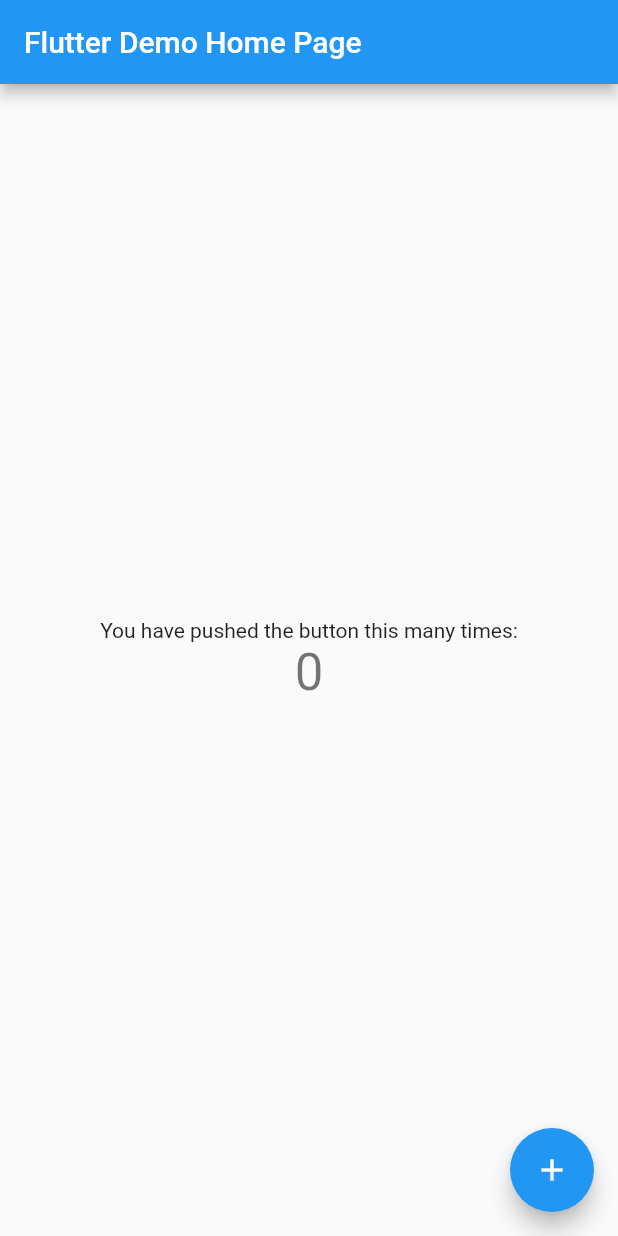
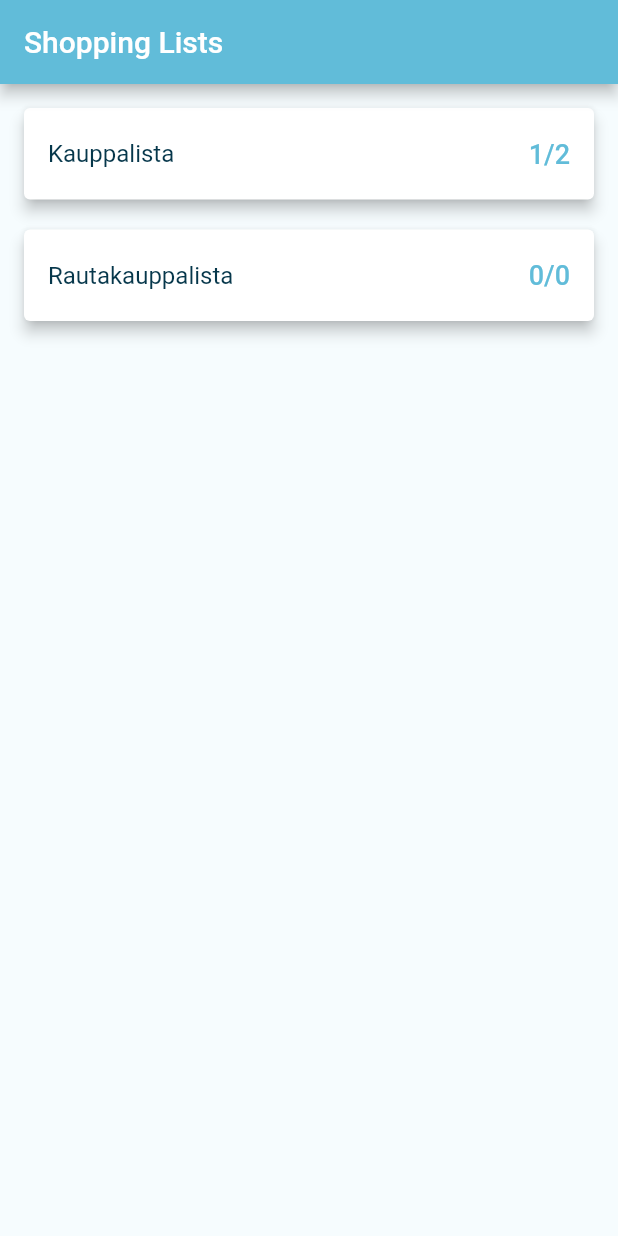
Before and after one commit to mikitane/shopping_lists_app, a Flutter app: the screen it shows after launch, on a phone screen of 412 x 824 dp. Run offline on Flutter 3.47's test engine with Material 2 defaults, Android fonts, the phone set to English and light mode, and no system bars; generated files the repository leaves out were written again.

Commit message:
Add simple list view + setup localization and theme

```diff
--- /dev/null
+++ b/l10n.yaml
@@ -0,0 +1,3 @@
+arb-dir: lib/l10n
+template-arb-file: app_en.arb
+output-localization-file: app_localizations.dart
--- /dev/null
+++ b/lib/l10n/app_en.arb
@@ -0,0 +1,4 @@
+{
+    "shoppingListsHeader": "Shopping Lists",
+    "@shoppingListsHeader": {}
+}
--- /dev/null
+++ b/lib/l10n/app_fi.arb
@@ -0,0 +1,3 @@
+{
+    "shoppingListsHeader": "Ostoslistat"
+}
--- /dev/null
+++ b/lib/l10n/localization.dart
@@ -0,0 +1,15 @@
+import 'package:flutter/material.dart';
+import 'package:flutter_localizations/flutter_localizations.dart';
+import 'package:flutter_gen/gen_l10n/app_localizations.dart';
+
+const localizationsDelegates = [
+  AppLocalizations.delegate,
+  GlobalMaterialLocalizations.delegate,
+  GlobalWidgetsLocalizations.delegate,
+  GlobalCupertinoLocalizations.delegate,
+];
+
+const supportedLocales = [
+  const Locale('fi', ''),
+  const Locale('en', ''),
+];
--- a/lib/main.dart
+++ b/lib/main.dart
@@ -1,4 +1,7 @@
 import 'package:flutter/material.dart';
+import 'package:shopping_lists_app/routes.dart';
+import 'package:shopping_lists_app/l10n/localization.dart';
+import 'package:shopping_lists_app/theme.dart';
 
 void main() {
   runApp(MyApp());
@@ -9,109 +12,11 @@ class MyApp extends StatelessWidget {
   @override
   Widget build(BuildContext context) {
     return MaterialApp(
-      title: 'Flutter Demo',
-      theme: ThemeData(
-        // This is the theme of your application.
-        //
-        // Try running your application with "flutter run". You'll see the
-        // application has a blue toolbar. Then, without quitting the app, try
-        // changing the primarySwatch below to Colors.green and then invoke
-        // "hot reload" (press "r" in the console where you ran "flutter run",
-        // or simply save your changes to "hot reload" in a Flutter IDE).
-        // Notice that the counter didn't reset back to zero; the application
-        // is not restarted.
-        primarySwatch: Colors.blue,
-        // This makes the visual density adapt to the platform that you run
-        // the app on. For desktop platforms, the controls will be smaller and
-        // closer together (more dense) than on mobile platforms.
-        visualDensity: VisualDensity.adaptivePlatformDensity,
-      ),
-      home: MyHomePage(title: 'Flutter Demo Home Page'),
+      title: 'Shopping Lists App',
+      routes: routes,
+      theme: buildTheme(context),
+      localizationsDelegates: localizationsDelegates,
+      supportedLocales: supportedLocales,
     );
   }
 }
-
-class MyHomePage extends StatefulWidget {
-  MyHomePage({Key key, this.title}) : super(key: key);
-
-  // This widget is the home page of your application. It is stateful, meaning
-  // that it has a State object (defined below) that contains fields that affect
-  // how it looks.
-
-  // This class is the configuration for the state. It holds the values (in this
-  // case the title) provided by the parent (in this case the App widget) and
-  // used by the build method of the State. Fields in a Widget subclass are
-  // always marked "final".
-
-  final String title;
-
-  @override
-  _MyHomePageState createState() => _MyHomePageState();
-}
-
-class _MyHomePageState extends State<MyHomePage> {
-  int _counter = 0;
-
-  void _incrementCounter() {
-    setState(() {
-      // This call to setState tells the Flutter framework that something has
-      // changed in this State, which causes it to rerun the build method below
-      // so that the display can reflect the updated values. If we changed
-      // _counter without calling setState(), then the build method would not be
-      // called again, and so nothing would appear to happen.
-      _counter++;
-    });
-  }
-
-  @override
-  Widget build(BuildContext context) {
-    // This method is rerun every time setState is called, for instance as done
-    // by the _incrementCounter method above.
-    //
-    // The Flutter framework has been optimized to make rerunning build methods
-    // fast, so that you can just rebuild anything that needs updating rather
-    // than having to individually change instances of widgets.
-    return Scaffold(
-      appBar: AppBar(
-        // Here we take the value from the MyHomePage object that was created by
-        // the App.build method, and use it to set our appbar title.
-        title: Text(widget.title),
-      ),
-      body: Center(
-        // Center is a layout widget. It takes a single child and positions it
-        // in the middle of the parent.
-        child: Column(
-          // Column is also a layout widget. It takes a list of children and
-          // arranges them vertically. By default, it sizes itself to fit its
-          // children horizontally, and tries to be as tall as its parent.
-          //
-          // Invoke "debug painting" (press "p" in the console, choose the
-          // "Toggle Debug Paint" action from the Flutter Inspector in Android
-          // Studio, or the "Toggle Debug Paint" command in Visual Studio Code)
-          // to see the wireframe for each widget.
-          //
-          // Column has various properties to control how it sizes itself and
-          // how it positions its children. Here we use mainAxisAlignment to
-          // center the children vertically; the main axis here is the vertical
-          // axis because Columns are vertical (the cross axis would be
-          // horizontal).
-          mainAxisAlignment: MainAxisAlignment.center,
-          children: <Widget>[
-            Text(
-              'You have pushed the button this many times:',
-            ),
-            Text(
-              '$_counter',
-              style: Theme.of(context).textTheme.headline4,
-            ),
-          ],
-        ),
-      ),
-      floatingActionButton: FloatingActionButton(
-        onPressed: _incrementCounter,
-        tooltip: 'Increment',
-        child: Icon(Icons.add),
-      ), // This trailing comma makes auto-formatting nicer for build methods.
-    );
-  }
-}
--- /dev/null
+++ b/lib/models/product_model.dart
@@ -0,0 +1,8 @@
+import 'package:flutter/material.dart';
+
+class ProductModel {
+  ProductModel({@required this.name, @required this.done});
+
+  String name;
+  bool done;
+}
--- /dev/null
+++ b/lib/models/shopping_list_model.dart
@@ -0,0 +1,9 @@
+import 'package:flutter/material.dart';
+import 'package:shopping_lists_app/models/product_model.dart';
+
+class ShoppingListModel {
+  ShoppingListModel({@required this.name, @required this.products});
+
+  String name;
+  List<ProductModel> products;
+}
--- /dev/null
+++ b/lib/routes.dart
@@ -0,0 +1,5 @@
+import 'package:shopping_lists_app/widgets/shopping_lists/shopping_lists.dart';
+
+var routes = {
+  '/': (context) => ShoppingLists()
+};
--- /dev/null
+++ b/lib/theme.dart
@@ -0,0 +1,29 @@
+import 'package:flutter/material.dart';
+
+ThemeData buildTheme(BuildContext context) => ThemeData(
+      primaryColor: Color(0xFF61BCD9), // Colors.green[800],
+      // accentColor: Colors.cyan[600],
+      scaffoldBackgroundColor: Color(0xFFF6FCFE),
+      cardColor: Colors.white,
+
+      primaryTextTheme: Theme.of(context)
+          .primaryTextTheme
+          .apply(bodyColor: Colors.white, displayColor: Colors.white),
+
+      textTheme: Theme.of(context)
+          .primaryTextTheme
+          .apply(bodyColor: Color(0xFF06374B), displayColor: Color(0xFF06374B)),
+
+
+
+      // Define the default font family.
+      // fontFamily: 'Roboto',
+
+      // Define the default TextTheme. Use this to specify the default
+      // text styling for headlines, titles, bodies of text, and more.
+      // textTheme: TextTheme(
+      //   headline1: TextStyle(fontSize: 72.0, fontWeight: FontWeight.bold),
+      //   headline6: TextStyle(fontSize: 36.0, fontStyle: FontStyle.italic),
+      //   bodyText2: TextStyle(fontSize: 14.0, fontFamily: 'Hind'),
+      // ),
+    );
--- /dev/null
+++ b/lib/widgets/shopping_lists/shopping_list_item.dart
@@ -0,0 +1,33 @@
+import 'package:flutter/material.dart';
+import 'package:shopping_lists_app/models/shopping_list_model.dart';
+
+class ShoppingListItem extends StatelessWidget {
+  ShoppingListItem({this.shoppingList});
+
+  final ShoppingListModel shoppingList;
+
+  @override
+  Widget build(BuildContext context) {
+    int doneProductsCount =
+        shoppingList.products.where((product) => product.done).length;
+    int totalProductsCount = shoppingList.products.length;
+
+    return Card(
+        elevation: 4,
+        child: Container(
+            padding: EdgeInsets.symmetric(vertical: 20, horizontal: 16),
+            child: Row(
+                mainAxisAlignment: MainAxisAlignment.spaceBetween,
+                children: [
+                  Text(
+                    shoppingList.name,
+                    style: TextStyle(fontSize: 16, fontWeight: FontWeight.w400),
+                  ),
+                  Text('$doneProductsCount/$totalProductsCount',
+                      style: TextStyle(
+                          fontSize: 18,
+                          fontWeight: FontWeight.w500,
+                          color: Theme.of(context).primaryColor))
+                ])));
+  }
+}
--- /dev/null
+++ b/lib/widgets/shopping_lists/shopping_lists.dart
@@ -0,0 +1,40 @@
+import 'package:flutter/material.dart';
+import 'package:flutter_gen/gen_l10n/app_localizations.dart';
+import 'package:shopping_lists_app/models/product_model.dart';
+import 'package:shopping_lists_app/models/shopping_list_model.dart';
+import 'package:shopping_lists_app/widgets/shopping_lists/shopping_list_item.dart';
+
+class ShoppingLists extends StatelessWidget {
+  final List<ShoppingListModel> shoppingLists = [
+    ShoppingListModel(
+      name: 'Kauppalista',
+      products: [
+        ProductModel(name: 'Maito', done: true),
+        ProductModel(name: 'Leipä', done: false)
+      ],
+    ),
+    ShoppingListModel(name: 'Rautakauppalista', products: [])
+  ];
+
+  ListView _buildListView() {
+    return ListView.separated(
+      padding: EdgeInsets.symmetric(vertical: 12, horizontal: 12),
+      itemCount: shoppingLists.length,
+      itemBuilder: (context, index) {
+        return ShoppingListItem(shoppingList: shoppingLists[index]);
+      },
+      separatorBuilder: (BuildContext context, int index) => Container(
+        width: double.infinity,
+        height: 12,
+      ),
+    );
+  }
+
+  @override
+  Widget build(BuildContext context) {
+    return Scaffold(
+        appBar: AppBar(
+            title: Text(AppLocalizations.of(context).shoppingListsHeader)),
+        body: _buildListView());
+  }
+}
--- a/pubspec.yaml
+++ b/pubspec.yaml
@@ -23,6 +23,9 @@ environment:
 dependencies:
   flutter:
     sdk: flutter
+  flutter_localizations:
+    sdk: flutter
+  intl: ^0.16.1
 
 
   # The following adds the Cupertino Icons font to your application.
@@ -38,7 +41,7 @@ dev_dependencies:
 
 # The following section is specific to Flutter.
 flutter:
-
+  generate: true
   # The following line ensures that the Material Icons font is
   # included with your application, so that you can use the icons in
   # the material Icons class.
```
Also changed, not shown: pubspec.lock, 1 other file.
